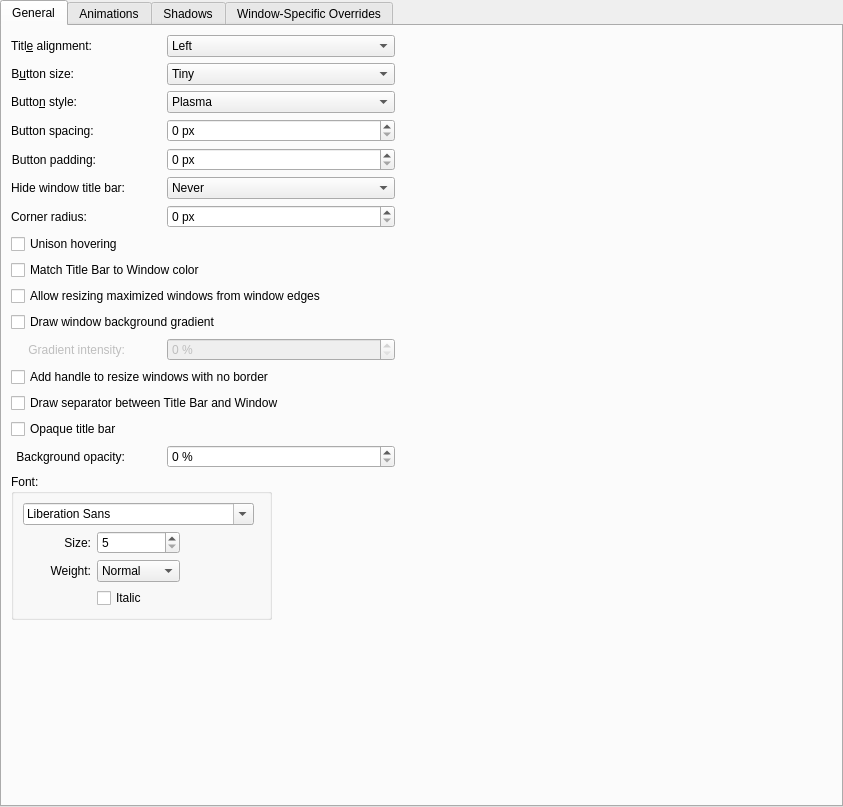
Before: the Qt Designer form config/ui/breezeconfigurationui.ui in kupiqu/SierraBreezeEnhanced, drawn with Qt 5.
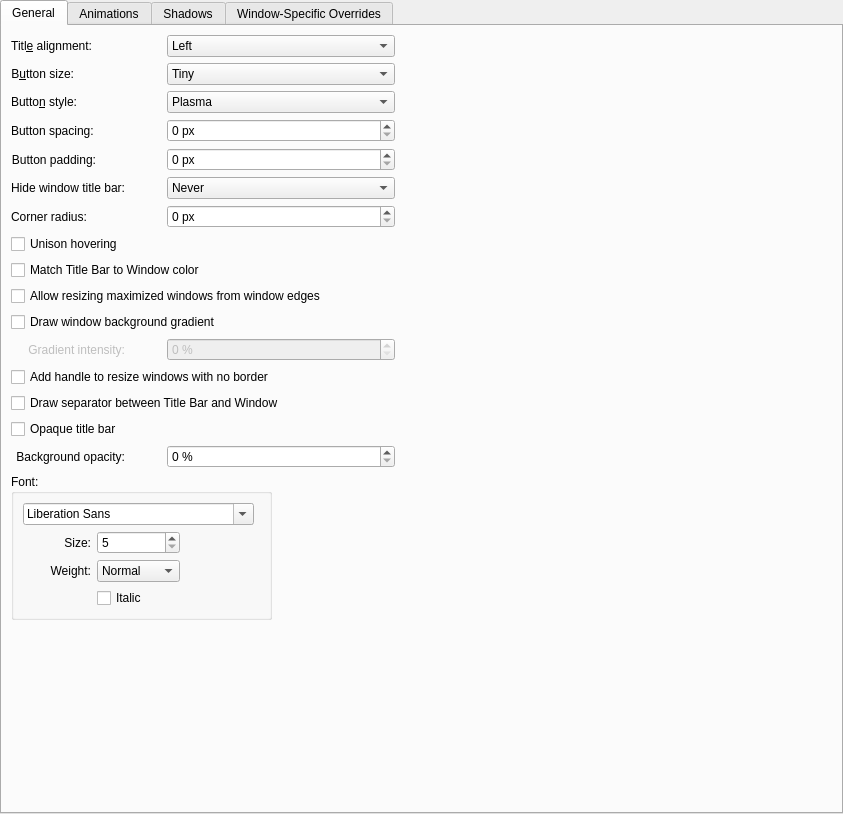
After: the same form once the commit is applied. Custom widgets are drawn as their Qt base class.

Patch:
```diff
--- a/config/ui/breezeconfigurationui.ui
+++ b/config/ui/breezeconfigurationui.ui
@@ -7,7 +7,7 @@
     <x>0</x>
     <y>0</y>
     <width>843</width>
-    <height>807</height>
+    <height>814</height>
    </rect>
   </property>
   <layout class="QVBoxLayout" name="verticalLayout">
```
Left out of the diff: 111 changed lines with no effect on the pictures. Lines whose indentation alone changed are shown as unchanged.
